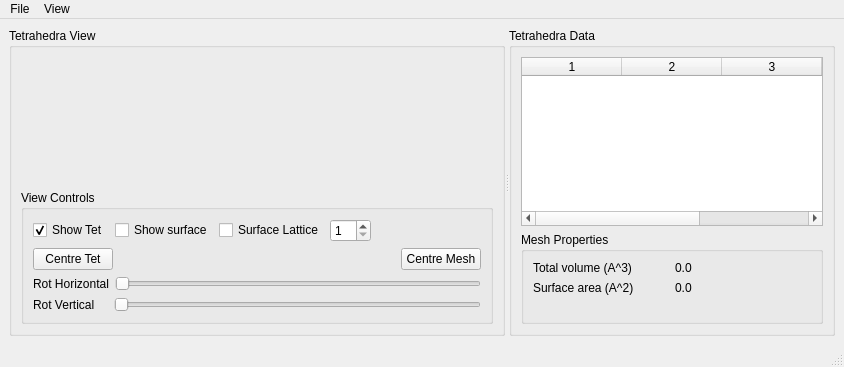
This is resources/tetgenviewermain.ui in yousefalshaikh17/protein_mesh_simulated_annealing as Qt 5 draws it before an edit. The edited form follows.
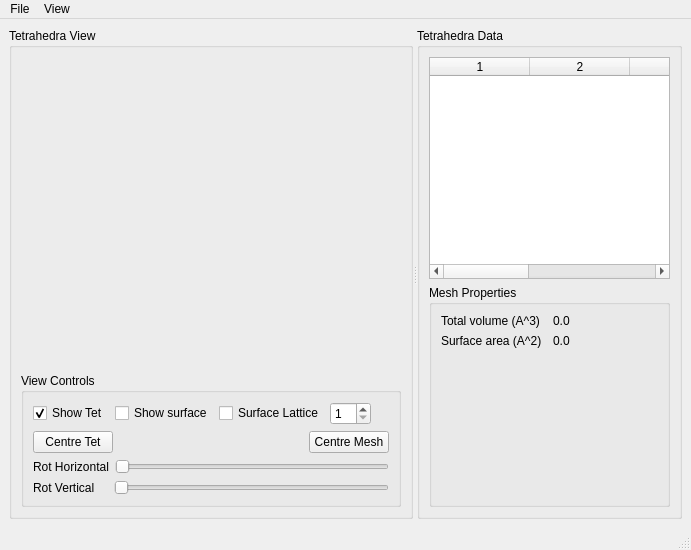
This is the edited form. Custom widgets are drawn as their Qt base class.

Diff of the .ui file:
```diff
--- a/resources/tetgenviewermain.ui
+++ b/resources/tetgenviewermain.ui
@@ -6,8 +6,8 @@
    <rect>
     <x>0</x>
     <y>0</y>
-    <width>844</width>
-    <height>367</height>
+    <width>691</width>
+    <height>550</height>
    </rect>
   </property>
   <property name="windowTitle">
@@ -304,8 +304,8 @@
     <rect>
      <x>0</x>
      <y>0</y>
-     <width>844</width>
-     <height>22</height>
+     <width>691</width>
+     <height>21</height>
     </rect>
    </property>
    <widget class="QMenu" name="menuFile">
```
Left out of the diff: 40 changed lines with no effect on the pictures.
